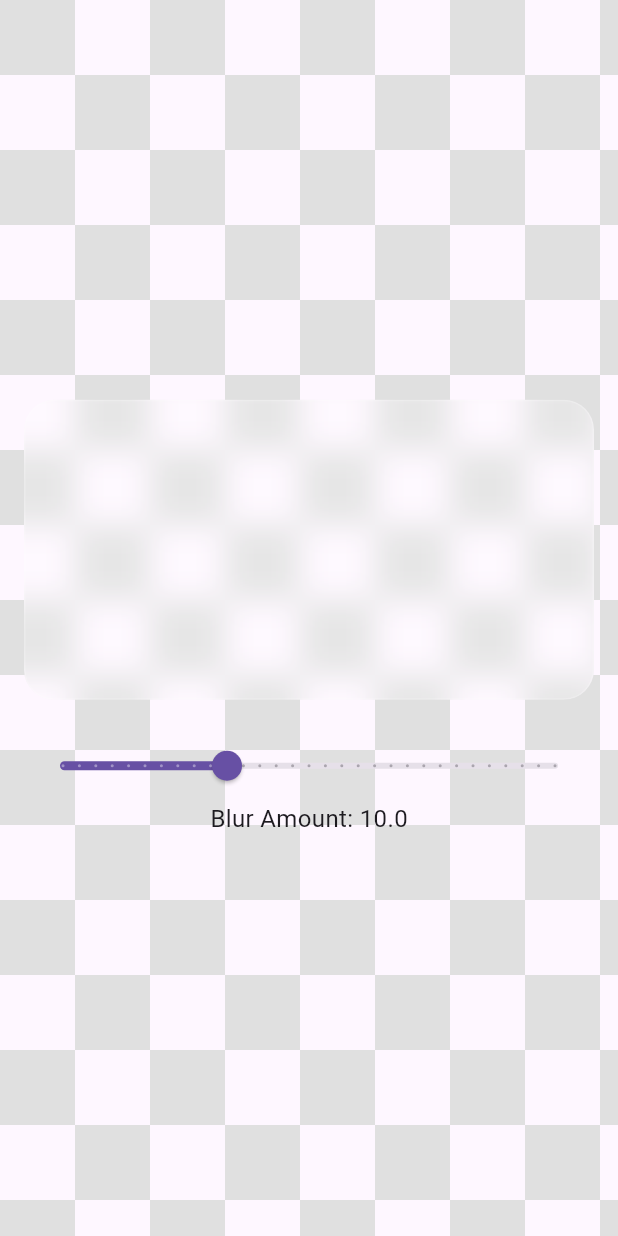
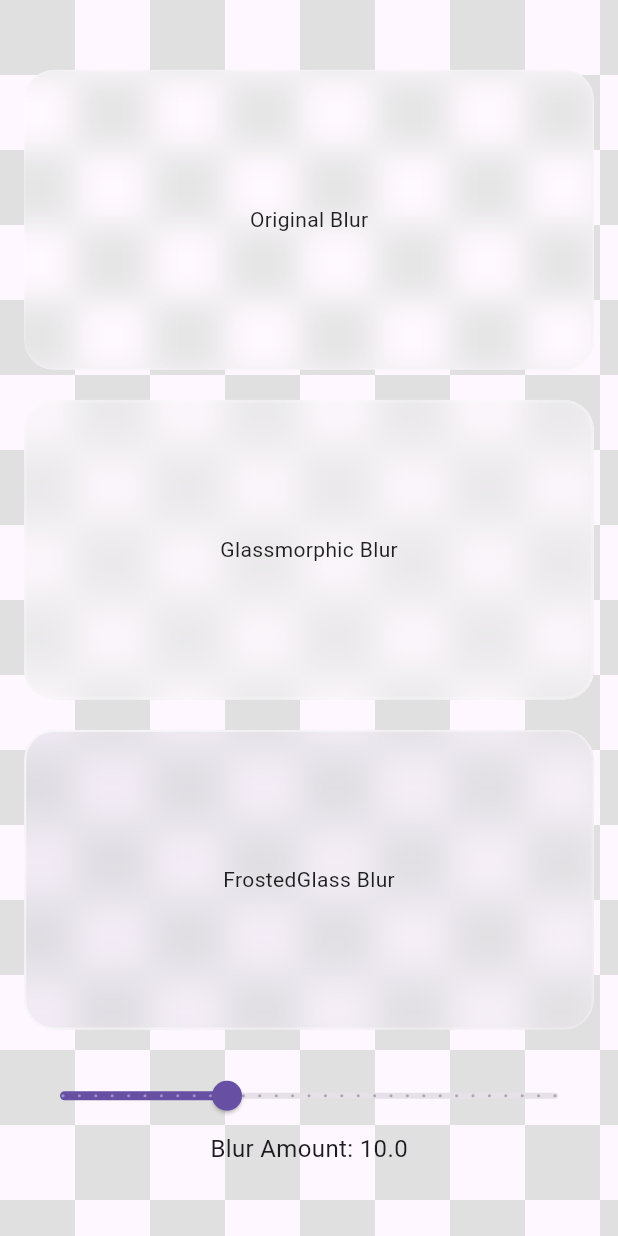
Before and after one commit to Kemerd/FlutterBlurExample, a Flutter app: the screen it shows after launch, on a phone screen of 412 x 824 dp. Run offline on Flutter 3.47's test engine with Material 3 defaults, Android fonts, the phone set to English and light mode, and no system bars; our stand-ins replace device_preview, flutter_animate, logger; missing offline and left inert: sprung.

Commit message:
Added more test

```diff
--- /dev/null
+++ b/devtools_options.yaml
@@ -0,0 +1,3 @@
+description: This file stores settings for Dart & Flutter DevTools.
+documentation: https://docs.flutter.dev/tools/devtools/extensions#configure-extension-enablement-states
+extensions:
--- a/lib/main.dart
+++ b/lib/main.dart
@@ -1,6 +1,8 @@
 import 'package:device_preview/device_preview.dart';
 import 'package:flutter/material.dart';
 import 'dart:ui';
+import 'frosted_glass.dart';
+import 'glassmorphism_test.dart';
 
 void main() {
   runApp(
@@ -53,7 +55,7 @@ class _BlurTestScreenState extends State<BlurTestScreen> {
             child: Column(
               mainAxisAlignment: MainAxisAlignment.center,
               children: [
-                // Container with blur
+                // Original blur implementation
                 ClipRRect(
                   borderRadius: BorderRadius.circular(20),
                   child: BackdropFilter(
@@ -71,6 +73,64 @@ class _BlurTestScreenState extends State<BlurTestScreen> {
                           color: Colors.white.withOpacity(0.2),
                         ),
                       ),
+                      child: const Center(
+                        child: Text(
+                          'Original Blur',
+                          style: TextStyle(color: Colors.black87),
+                        ),
+                      ),
+                    ),
+                  ),
+                ),
+
+                const SizedBox(height: 20),
+
+                // Glassmorphic implementation
+                GlassmorphicContainer(
+                  width: double.infinity,
+                  height: 200,
+                  borderRadius: 20,
+                  blur: _blurAmount,
+                  alignment: Alignment.center,
+                  border: 2,
+                  linearGradient: LinearGradient(
+                    begin: Alignment.topLeft,
+                    end: Alignment.bottomRight,
+                    colors: [
+                      Colors.white.withOpacity(0.2),
+                      Colors.white.withOpacity(0.2),
+                    ],
+                  ),
+                  borderGradient: LinearGradient(
+                    begin: Alignment.topLeft,
+                    end: Alignment.bottomRight,
+                    colors: [
+                      Colors.white.withOpacity(0.2),
+                      Colors.white.withOpacity(0.2),
+                    ],
+                  ),
+                  child: const Center(
+                    child: Text(
+                      'Glassmorphic Blur',
+                      style: TextStyle(color: Colors.black87),
+                    ),
+                  ),
+                ),
+
+                const SizedBox(height: 20),
+
+                // FrostedGlass implementation
+                FrostedGlass(
+                  width: double.infinity,
+                  height: 200,
+                  borderRadius: BorderRadius.circular(20),
+                  blurIntensity: _blurAmount,
+                  opacity: 0.2,
+                  enableGlow: false,
+                  child: const Center(
+                    child: Text(
+                      'FrostedGlass Blur',
+                      style: TextStyle(color: Colors.black87),
                     ),
                   ),
                 ),
```
